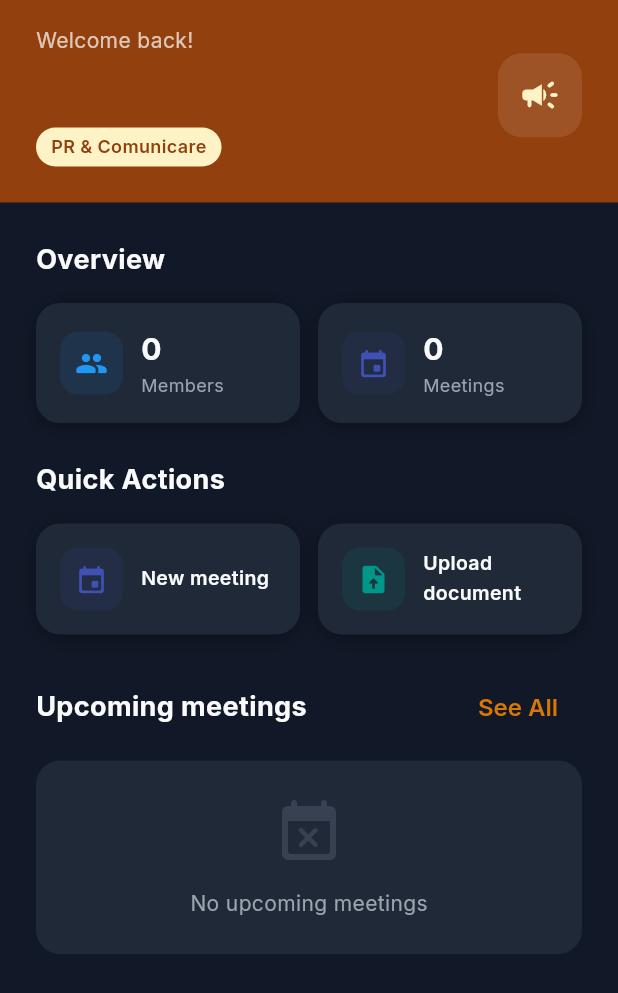
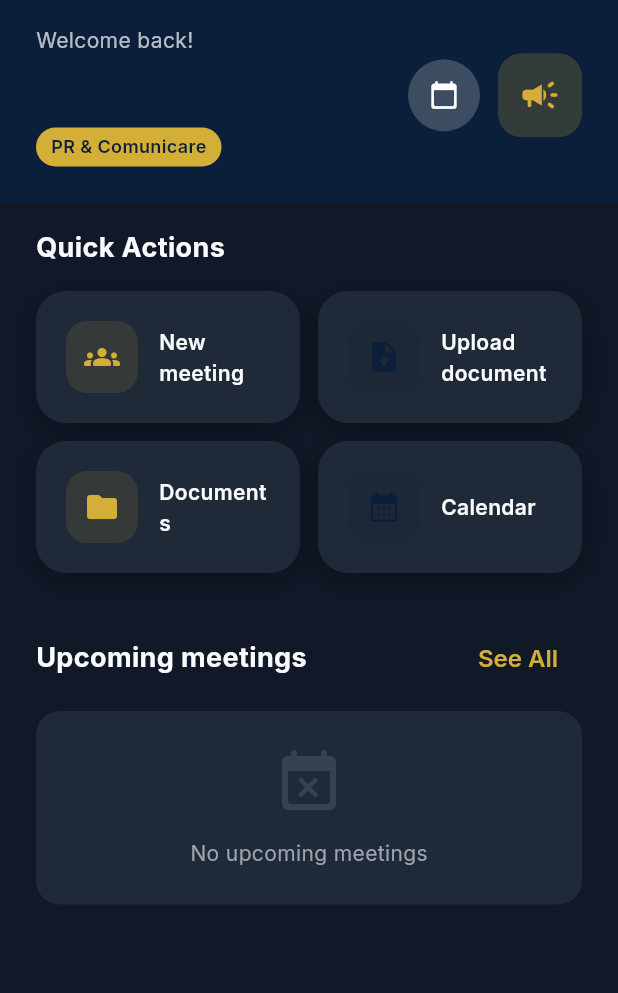
Before and after one commit to Umer9538/CJE, a Flutter app: the DepartmentDashboardScreen screen opened directly, on a phone screen of 412 x 824 dp. Shown: the top 993 px of the screen. Run offline on Flutter 3.47's test engine with Material 3 defaults, Android fonts, the phone set to English and light mode, and no system bars; our stand-ins replace cloud_firestore, equatable, file_picker, firebase_auth, firebase_core, firebase_messaging and 11 more; missing offline and left inert: google_mlkit_translation; accounts and stored records are empty; network calls fail.

Commit message:
Update department screens

```diff
--- a/lib/views/screens/department/department_dashboard_screen.dart
+++ b/lib/views/screens/department/department_dashboard_screen.dart
@@ -1,11 +1,14 @@
 import 'package:flutter/material.dart';
 import 'package:flutter/services.dart';
 import 'package:flutter_riverpod/flutter_riverpod.dart';
+import 'package:go_router/go_router.dart';
 import 'package:intl/intl.dart';
 
 import '../../../controllers/controllers.dart';
 import '../../../core/core.dart';
 import '../../../models/models.dart';
+import '../../../routes/route_names.dart';
+import '../calendar/calendar_screen.dart';
 import '../meetings/create_meeting_screen.dart';
 import '../documents/upload_document_screen.dart';
 
@@ -20,7 +23,7 @@ class DepartmentDashboardScreen extends ConsumerWidget {
 
     return AnnotatedRegion<SystemUiOverlayStyle>(
       value: const SystemUiOverlayStyle(
-        statusBarColor: Color(0xFF92400E), // Amber-800
+        statusBarColor: AppColors.navy,
         statusBarIconBrightness: Brightness.light,
         statusBarBrightness: Brightness.dark,
       ),
@@ -28,8 +31,11 @@ class DepartmentDashboardScreen extends ConsumerWidget {
         backgroundColor: context.scaffoldBackgroundColor,
         body: RefreshIndicator(
           onRefresh: () async {
+            // Invalidate all data providers to refresh dashboard data in real-time
             ref.invalidate(departmentMeetingsProvider);
             ref.invalidate(departmentMembersProvider);
+            ref.invalidate(announcementsProvider);
+            ref.invalidate(pollsProvider);
           },
           child: SingleChildScrollView(
             physics: const AlwaysScrollableScrollPhysics(),
@@ -39,10 +45,7 @@ class DepartmentDashboardScreen extends ConsumerWidget {
                 // Header with department color
                 _buildHeader(context, user, l10n),
 
-                // Stats Cards
-                _buildStatsSection(context, ref, l10n, user),
-
-                // Quick Actions
+                // Quick Actions (2x2 grid layout)
                 _buildQuickActionsSection(context, l10n, user),
 
                 // Upcoming Meetings
@@ -62,7 +65,7 @@ class DepartmentDashboardScreen extends ConsumerWidget {
 
     return Container(
       width: double.infinity,
-      color: const Color(0xFF92400E), // Amber-800
+      color: AppColors.navy,
       child: SafeArea(
         bottom: false,
         left: false,
@@ -95,7 +98,7 @@ class DepartmentDashboardScreen extends ConsumerWidget {
                     Container(
                       padding: const EdgeInsets.symmetric(horizontal: 10, vertical: 4),
                       decoration: BoxDecoration(
-                        color: AppColors.badgeDepartmentBg,
+                        color: AppColors.gold,
                         borderRadius: BorderRadius.circular(20),
                       ),
                       child: Text(
@@ -103,23 +106,45 @@ class DepartmentDashboardScreen extends ConsumerWidget {
                         style: const TextStyle(
                           fontSize: 12,
                           fontWeight: FontWeight.w600,
-                          color: Color(0xFF92400E),
+                          color: AppColors.navy,
                         ),
                       ),
                     ),
                   ],
                 ),
               ),
+              const SizedBox(width: 12),
+              // Calendar Button
+              GestureDetector(
+                onTap: () => Navigator.push(
+                  context,
+                  MaterialPageRoute(builder: (_) => const CalendarScreen()),
+                ),
+                child: Container(
+                  width: 48,
+                  height: 48,
+                  decoration: BoxDecoration(
+                    color: Colors.white.withValues(alpha: 0.2),
+                    shape: BoxShape.circle,
+                  ),
+                  child: const Icon(
+                    Icons.calendar_today_rounded,
+                    color: Colors.white,
+                    size: 20,
+                  ),
+                ),
+              ),
+              const SizedBox(width: 12),
               Container(
                 width: 56,
                 height: 56,
                 decoration: BoxDecoration(
-                  color: Colors.white.withValues(alpha: 0.1),
+                  color: AppColors.gold.withValues(alpha: 0.2),
                   borderRadius: BorderRadius.circular(16),
                 ),
                 child: Icon(
                   _getDepartmentIcon(user?.department),
-                  color: AppColors.badgeDepartmentBg,
+                  color: AppColors.gold,
                   size: 28,
                 ),
               ),
@@ -143,61 +168,9 @@ class DepartmentDashboardScreen extends ConsumerWidget {
     }
   }
 
-  Widget _buildStatsSection(BuildContext context, WidgetRef ref, AppLocalizations l10n, UserModel? user) {
-    final meetingsAsync = ref.watch(departmentMeetingsProvider);
-    final membersAsync = ref.watch(departmentMembersProvider);
-
-    return Padding(
-      padding: const EdgeInsets.all(24),
-      child: Column(
-        crossAxisAlignment: CrossAxisAlignment.start,
-        children: [
-          Text(
-            l10n.translate('overview'),
-            style: TextStyle(
-              fontSize: 18,
-              fontWeight: FontWeight.bold,
-              color: context.textPrimary,
-            ),
-          ),
-          const SizedBox(height: 16),
-          Row(
-            children: [
-              Expanded(
-                child: _StatCard(
-                  icon: Icons.people_rounded,
-                  label: l10n.translate('members'),
-                  value: membersAsync.when(
-                    data: (members) => members.length.toString(),
-                    loading: () => '...',
-                    error: (_, __) => '0',
-                  ),
-                  color: Colors.blue,
-                ),
-              ),
-              const SizedBox(width: 12),
-              Expanded(
-                child: _StatCard(
-                  icon: Icons.event_rounded,
-                  label: l10n.translate('meetings'),
-                  value: meetingsAsync.when(
-                    data: (meetings) => meetings.length.toString(),
-                    loading: () => '...',
-                    error: (_, __) => '0',
-                  ),
-                  color: Colors.indigo,
-                ),
-              ),
-            ],
-          ),
-        ],
-      ),
-    );
-  }
-
   Widget _buildQuickActionsSection(BuildContext context, AppLocalizations l10n, UserModel? user) {
     return Padding(
-      padding: const EdgeInsets.symmetric(horizontal: 24),
+      padding: const EdgeInsets.fromLTRB(24, 16, 24, 8),
       child: Column(
         crossAxisAlignment: CrossAxisAlignment.start,
         children: [
@@ -210,13 +183,14 @@ class DepartmentDashboardScreen extends ConsumerWidget {
             ),
           ),
           const SizedBox(height: 16),
+          // First row - using brand colors (Navy/Gold)
           Row(
             children: [
               Expanded(
                 child: _QuickActionButton(
-                  icon: Icons.event_rounded,
+                  icon: Icons.groups_rounded,
                   label: l10n.translate('new_meeting'),
-                  color: Colors.indigo,
+                  color: AppColors.gold,
                   onTap: () => Navigator.push(
                     context,
                     MaterialPageRoute(
@@ -232,7 +206,7 @@ class DepartmentDashboardScreen extends ConsumerWidget {
                 child: _QuickActionButton(
                   icon: Icons.upload_file_rounded,
                   label: l10n.translate('upload_document'),
-                  color: Colors.teal,
+                  color: AppColors.navy,
                   onTap: () => Navigator.push(
                     context,
                     MaterialPageRoute(
@@ -240,6 +214,32 @@ class DepartmentDashboardScreen extends ConsumerWidget {
                         isDepartmentDocument: true,
                       ),
                     ),
+                  ),
+                ),
+              ),
+            ],
+          ),
+          const SizedBox(height: 12),
+          // Second row
+          Row(
+            children: [
+              Expanded(
+                child: _QuickActionButton(
+                  icon: Icons.folder_rounded,
+                  label: l10n.translate('documents'),
+                  color: AppColors.gold,
+                  onTap: () => context.push(RouteNames.documents),
+                ),
+              ),
+              const SizedBox(width: 12),
+              Expanded(
+                child: _QuickActionButton(
+                  icon: Icons.calendar_month_rounded,
+                  label: l10n.translate('calendar'),
+                  color: AppColors.navy,
+                  onTap: () => Navigator.push(
+                    context,
+                    MaterialPageRoute(builder: (_) => const CalendarScreen()),
                   ),
                 ),
               ),
@@ -275,7 +275,7 @@ class DepartmentDashboardScreen extends ConsumerWidget {
                 },
                 child: Text(
                   l10n.translate('see_all'),
-                  style: const TextStyle(color: AppColors.badgeDepartmentText),
+                  style: const TextStyle(color: AppColors.gold),
                 ),
               ),
             ],
@@ -315,77 +315,10 @@ class DepartmentDashboardScreen extends ConsumerWidget {
             loading: () => const Center(
               child: Padding(
                 padding: EdgeInsets.all(24),
-                child: CircularProgressIndicator(color: AppColors.badgeDepartmentText),
+                child: CircularProgressIndicator(color: AppColors.gold),
               ),
             ),
-            error: (e, _) => Center(child: Text('Error: $e')),
-          ),
-        ],
-      ),
-    );
-  }
-}
-
-class _StatCard extends StatelessWidget {
-  final IconData icon;
-  final String label;
-  final String value;
-  final Color color;
-
-  const _StatCard({
-    required this.icon,
-    required this.label,
-    required this.value,
-    required this.color,
-  });
-
-  @override
-  Widget build(BuildContext context) {
-    return Container(
-      padding: const EdgeInsets.all(16),
-      decoration: BoxDecoration(
-        color: context.cardColor,
-        borderRadius: BorderRadius.circular(16),
-        boxShadow: [
-          BoxShadow(
-            color: context.shadowColor,
-            blurRadius: 10,
-            offset: const Offset(0, 2),
-          ),
-        ],
-      ),
-      child: Row(
-        children: [
-          Container(
-            padding: const EdgeInsets.all(10),
-            decoration: BoxDecoration(
-              color: color.withValues(alpha: 0.1),
-              borderRadius: BorderRadius.circular(12),
-            ),
-            child: Icon(icon, color: color, size: 22),
-          ),
-          const SizedBox(width: 12),
-          Expanded(
-            child: Column(
-              crossAxisAlignment: CrossAxisAlignment.start,
-              children: [
-                Text(
-                  value,
-                  style: TextStyle(
-                    fontSize: 20,
-                    fontWeight: FontWeight.bold,
-                    color: context.textPrimary,
-                  ),
-                ),
-                Text(
-                  label,
-                  style: TextStyle(
-                    fontSize: 12,
-                    color: context.textSecondary,
-                  ),
-                ),
-              ],
-            ),
+            error: (e, _) => Center(child: Text(l10n.translate('error_loading'))),
           ),
         ],
       ),
@@ -411,37 +344,40 @@ class _QuickActionButton extends StatelessWidget {
     return GestureDetector(
       onTap: onTap,
       child: Container(
-        padding: const EdgeInsets.all(16),
+        padding: const EdgeInsets.all(20),
         decoration: BoxDecoration(
           color: context.cardColor,
-          borderRadius: BorderRadius.circular(16),
+          borderRadius: BorderRadius.circular(20),
           boxShadow: [
             BoxShadow(
               color: context.shadowColor,
-              blurRadius: 10,
-              offset: const Offset(0, 2),
+              blurRadius: 15,
+              offset: const Offset(0, 5),
             ),
           ],
         ),
         child: Row(
           children: [
             Container(
-              padding: const EdgeInsets.all(10),
+              width: 48,
+              height: 48,
               decoration: BoxDecoration(
                 color: color.withValues(alpha: 0.12),
-                borderRadius: BorderRadius.circular(12),
+                borderRadius: BorderRadius.circular(14),
               ),
-              child: Icon(icon, color: color, size: 22),
+              child: Icon(icon, color: color, size: 24),
             ),
-            const SizedBox(width: 12),
+            const SizedBox(width: 14),
             Expanded(
               child: Text(
                 label,
                 style: TextStyle(
-                  fontSize: 13,
+                  fontSize: 14,
                   fontWeight: FontWeight.w600,
                   color: context.textPrimary,
                 ),
+                maxLines: 2,
+                overflow: TextOverflow.ellipsis,
               ),
             ),
           ],
@@ -478,17 +414,17 @@ class _MeetingCard extends StatelessWidget {
             width: 50,
             padding: const EdgeInsets.symmetric(vertical: 8),
             decoration: BoxDecoration(
-              color: AppColors.badgeDepartmentBg.withValues(alpha: 0.5),
+              color: AppColors.gold.withValues(alpha: 0.15),
               borderRadius: BorderRadius.circular(12),
             ),
             child: Column(
               children: [
                 Text(
                   DateFormat('dd').format(meeting.dateTime),
-                  style: const TextStyle(
+                  style: TextStyle(
                     fontSize: 18,
                     fontWeight: FontWeight.bold,
-                    color: Color(0xFF92400E),
+                    color: context.goldColor,
                   ),
                 ),
                 Text(
```
Also changed, not shown: lib/views/screens/department/department_shell.dart (+111 -61 lines).
